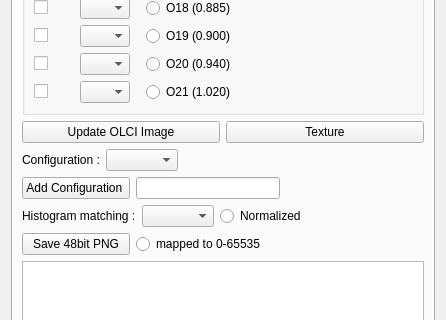
hvanruys/EUMETCastView, file core/formtoolbox.ui: the form before one commit; both pictures show x 0 to 446 and y 580 to 900 of the 446 by 1135 pixel window.
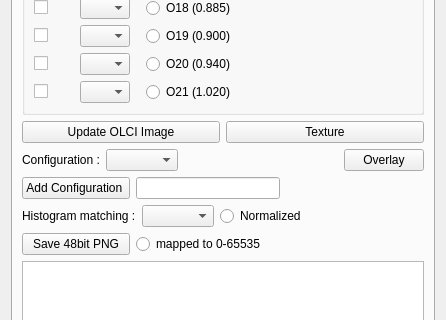
The form after the commit. Custom widgets are drawn as their Qt base class.

Commit message: Saturated pixels are set to max pixel value. Overlay for OLCI image

Patch:
```diff
--- a/core/formtoolbox.ui
+++ b/core/formtoolbox.ui
@@ -2740,6 +2740,13 @@
            </property>
           </spacer>
          </item>
+         <item>
+          <widget class="QPushButton" name="btnOverlayOLCI">
+           <property name="text">
+            <string>Overlay</string>
+           </property>
+          </widget>
+         </item>
         </layout>
        </item>
        <item>
```
The commit also changes 19 other files.
